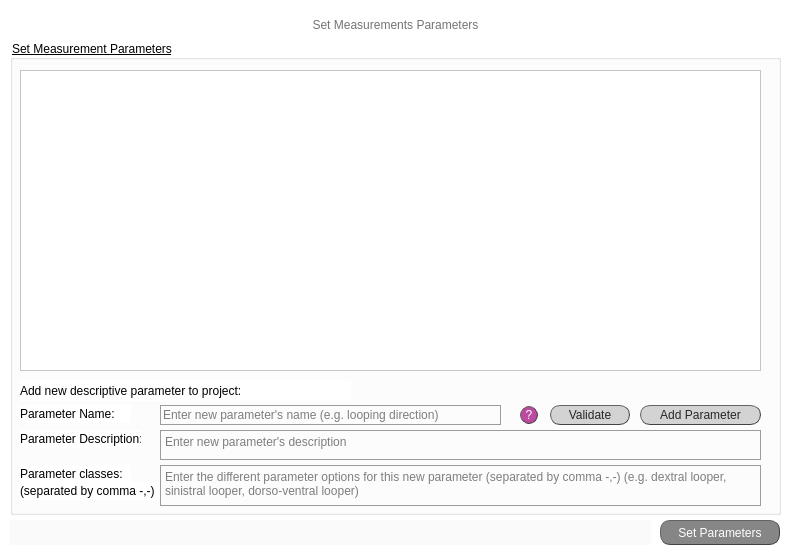
Above: set_meas_screen.ui from jsanchez679/morphoHeart_rev before the change. Below: the same form after it.
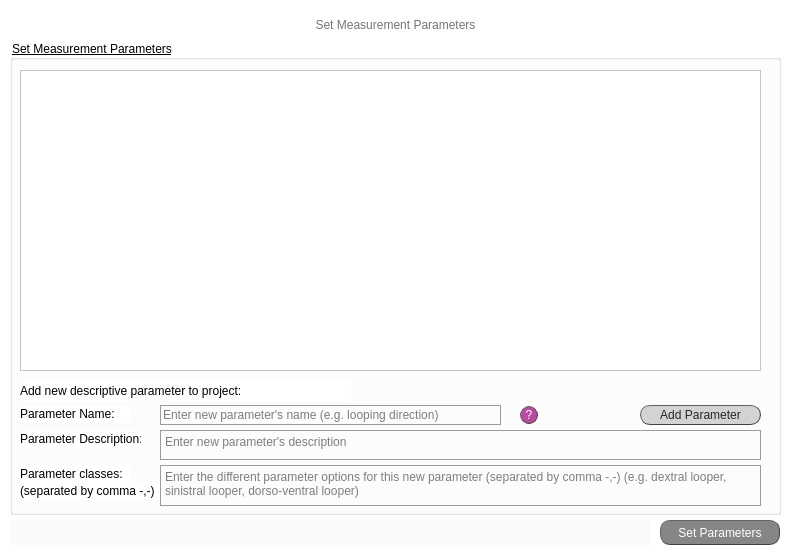
That is the form after the change.

```diff
--- a/set_meas_screen.ui
+++ b/set_meas_screen.ui
@@ -47,7 +47,7 @@
      <string notr="true">font: bold 14pt &quot;Calibri&quot;; color: rgb(116, 116, 116)</string>
     </property>
     <property name="text">
-     <string>&lt;html&gt;&lt;head/&gt;&lt;body&gt;&lt;p&gt;&lt;span style=&quot; font-weight:400;&quot;&gt;Set Measurements Parameters&lt;/span&gt;&lt;/p&gt;&lt;/body&gt;&lt;/html&gt;</string>
+     <string>&lt;html&gt;&lt;head/&gt;&lt;body&gt;&lt;p&gt;&lt;span style=&quot; font-weight:400;&quot;&gt;Set Measurement Parameters&lt;/span&gt;&lt;/p&gt;&lt;/body&gt;&lt;/html&gt;</string>
     </property>
     <property name="alignment">
      <set>Qt::AlignCenter</set>
@@ -342,42 +342,6 @@
       <string>Enter the different parameter options for this new parameter (separated by comma -,-) (e.g. dextral looper, sinistral looper, dorso-ventral looper)</string>
      </property>
     </widget>
-    <widget class="QPushButton" name="button_validate_meas">
-     <property name="geometry">
-      <rect>
-       <x>540</x>
-       <y>365</y>
-       <width>80</width>
-       <height>20</height>
-      </rect>
-     </property>
-     <property name="autoFillBackground">
-      <bool>false</bool>
-     </property>
-     <property name="styleSheet">
-      <string notr="true">QPushButton{border-radius:10px;
-border-width: 1px;
-border-style: outset;
-border-color: rgb(66, 66, 66);
-background-color: rgb(211, 211, 211);
-color: rgb(39, 39, 39);
-font: 10pt &quot;Calibri Light&quot;;}
-
-QPushButton:hover{
-background-color: #eb6fbd;
-border-color: #672146
-}</string>
-     </property>
-     <property name="text">
-      <string>Validate</string>
-     </property>
-     <property name="checkable">
-      <bool>true</bool>
-     </property>
-     <property name="autoExclusive">
-      <bool>false</bool>
-     </property>
-    </widget>
     <widget class="QPushButton" name="q_add_param">
      <property name="geometry">
       <rect>
```
Left out of the diff: 2 changed lines with no effect on the pictures.
